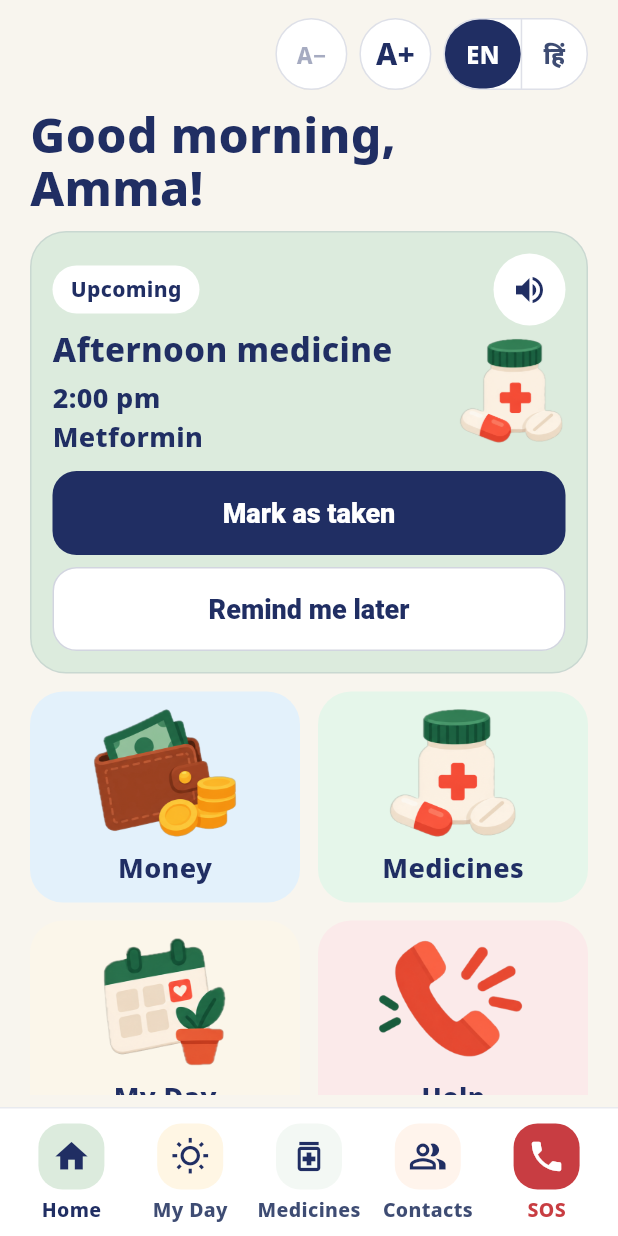
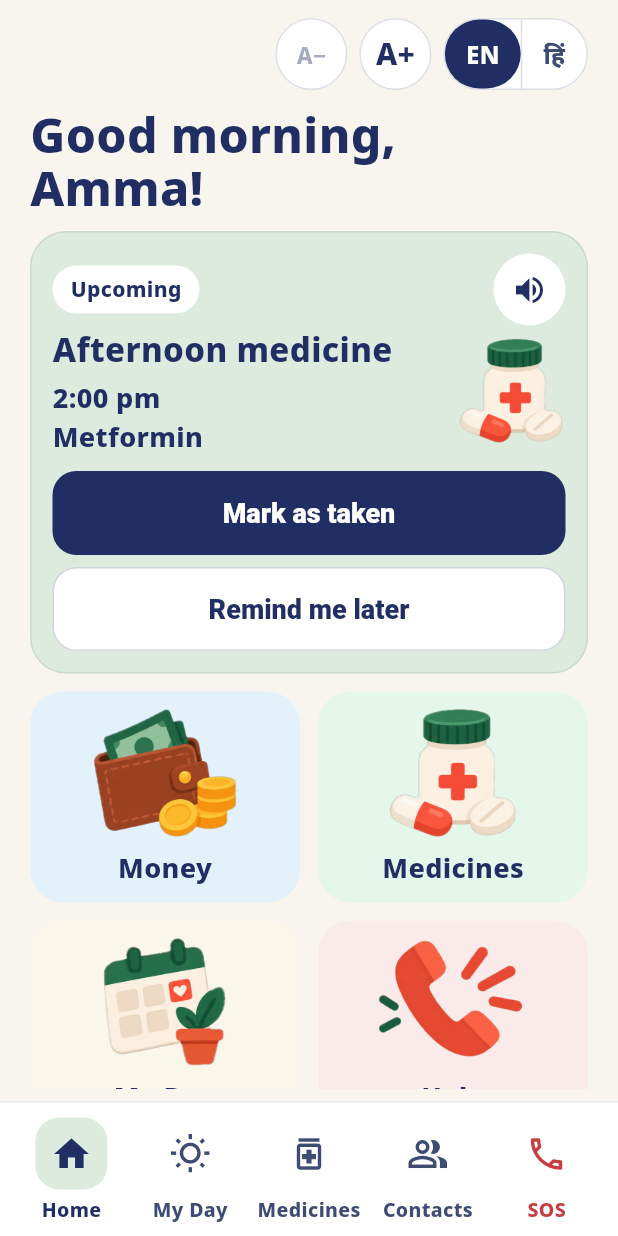
Before and after one commit to Akshatajais/sahaay, a Flutter app: the screen it shows after launch, on a phone screen of 412 x 824 dp. Run offline on Flutter 3.47's test engine with Material 3 defaults, Android fonts, the phone set to English and light mode, and no system bars; our stand-ins replace flutter_tts, qr_flutter, shared_preferences.

Commit message:
nav bar fix

```diff
--- a/lib/main.dart
+++ b/lib/main.dart
@@ -12,7 +12,6 @@ import 'screens/medicines_screen.dart';
 import 'screens/moment_screen.dart';
 import 'screens/money_screen.dart';
 import 'screens/notifications_screen.dart';
-import 'screens/voice_screen.dart';
 import 'store.dart';
 import 'theme.dart';
 import 'widgets.dart';
@@ -103,43 +102,38 @@ class Shell extends StatelessWidget {
                         _Tab(
                           label: store.t(Copy.home),
                           selected: route == 'home',
-                          icon: Icons.home,
-                          bubble: route == 'home' ? AppColors.care : AppColors.cream,
-                          color: route == 'home' ? AppColors.navy : AppColors.muted,
+                          icon: Icons.home_outlined,
+                          selectedIcon: Icons.home,
                           onTap: () => nav.go('home'),
                         ),
                         _Tab(
                           label: store.t(Copy.myDay),
                           selected: route == 'day' || route == 'moment',
                           icon: Icons.wb_sunny_outlined,
-                          bubble: route == 'day' || route == 'moment' ? const Color(0xFFF7DFAE) : const Color(0xFFFFF6E4),
-                          color: AppColors.navy,
+                          selectedIcon: Icons.wb_sunny,
                           onTap: () => nav.go('day'),
                         ),
                         _Tab(
                           label: store.t(Copy.medicines),
                           selected: route == 'medicines' || route == 'medicine' || route == 'medicine-done',
                           icon: Icons.medication_outlined,
-                          bubble: route == 'medicines' || route == 'medicine' || route == 'medicine-done' ? AppColors.care : const Color(0xFFF3F8F4),
-                          color: AppColors.navy,
+                          selectedIcon: Icons.medication,
                           onTap: () => nav.go('medicines'),
                         ),
                         _Tab(
                           label: store.t(Copy.contacts),
                           selected: route == 'family' || route == 'chat',
                           icon: Icons.people_alt_outlined,
-                          bubble: route == 'family' || route == 'chat' ? const Color(0xFFF8E6D8) : const Color(0xFFFFF4EC),
-                          color: AppColors.navy,
+                          selectedIcon: Icons.people_alt,
                           onTap: () => nav.go('family'),
                         ),
                         _Tab(
                           label: 'SOS',
                           selected: route == 'help',
-                          icon: Icons.phone,
-                          bubble: AppColors.sos,
-                          color: Colors.white,
+                          icon: Icons.phone_outlined,
+                          selectedIcon: Icons.phone,
+                          color: AppColors.sos,
                           labelColor: AppColors.sos,
-                          ring: route == 'help',
                           onTap: () => nav.go('help'),
                         ),
                       ],
@@ -180,7 +174,6 @@ class Shell extends StatelessWidget {
       'send' => const SendMoneyScreen(),
       'receive' => const ReceiveScreen(),
       'payment' => PaymentResultScreen(id: '$args'),
-      'voice' => const VoiceScreen(),
       'help' => const HelpScreen(),
       'day' => const DayScreen(),
       'moment' => MomentScreen(id: '$args'),
@@ -196,15 +189,24 @@ class _Tab extends StatelessWidget {
   final String label;
   final bool selected;
   final IconData icon;
-  final Color bubble;
-  final Color color;
+  final IconData selectedIcon;
+  final Color? color;
   final Color? labelColor;
-  final bool ring;
   final VoidCallback onTap;
-  const _Tab({required this.label, required this.selected, required this.icon, required this.bubble, required this.color, required this.onTap, this.labelColor, this.ring = false});
+  const _Tab({
+    required this.label,
+    required this.selected,
+    required this.icon,
+    required this.selectedIcon,
+    required this.onTap,
+    this.color,
+    this.labelColor,
+  });
 
   @override
   Widget build(BuildContext context) {
+    final iconColor = color ?? (selected ? AppColors.navy : AppColors.muted);
+    final highlight = color == AppColors.sos ? const Color(0xFFFBEAEA) : AppColors.care;
     return Expanded(
       child: InkWell(
         onTap: onTap,
@@ -216,14 +218,12 @@ class _Tab extends StatelessWidget {
             children: [
               Center(
                 child: Container(
-                  width: 44,
-                  height: 44,
-                  decoration: BoxDecoration(
-                    color: bubble,
-                    borderRadius: BorderRadius.circular(16),
-                    border: ring ? Border.all(color: AppColors.navy, width: 2) : null,
-                  ),
-                  child: Icon(icon, color: color, size: 26),
+                  width: 48,
+                  height: 48,
+                  decoration: selected
+                      ? BoxDecoration(color: highlight, borderRadius: BorderRadius.circular(16))
+                      : null,
+                  child: Icon(selected ? selectedIcon : icon, color: iconColor, size: 28),
                 ),
               ),
               const SizedBox(height: 4),
--- a/pubspec.yaml
+++ b/pubspec.yaml
@@ -38,7 +38,6 @@ dependencies:
   shared_preferences: ^2.5.6
   intl: ^0.20.3
   qr_flutter: ^4.1.0
-  speech_to_text: ^7.5.0
   flutter_tts: ^4.2.5
 
 dev_dependencies:
```
Also changed, not shown: lib/logic.dart (+0 -23 lines), lib/screens/voice_screen.dart (deleted, +0 -175 lines), pubspec.lock, 3 other files.
